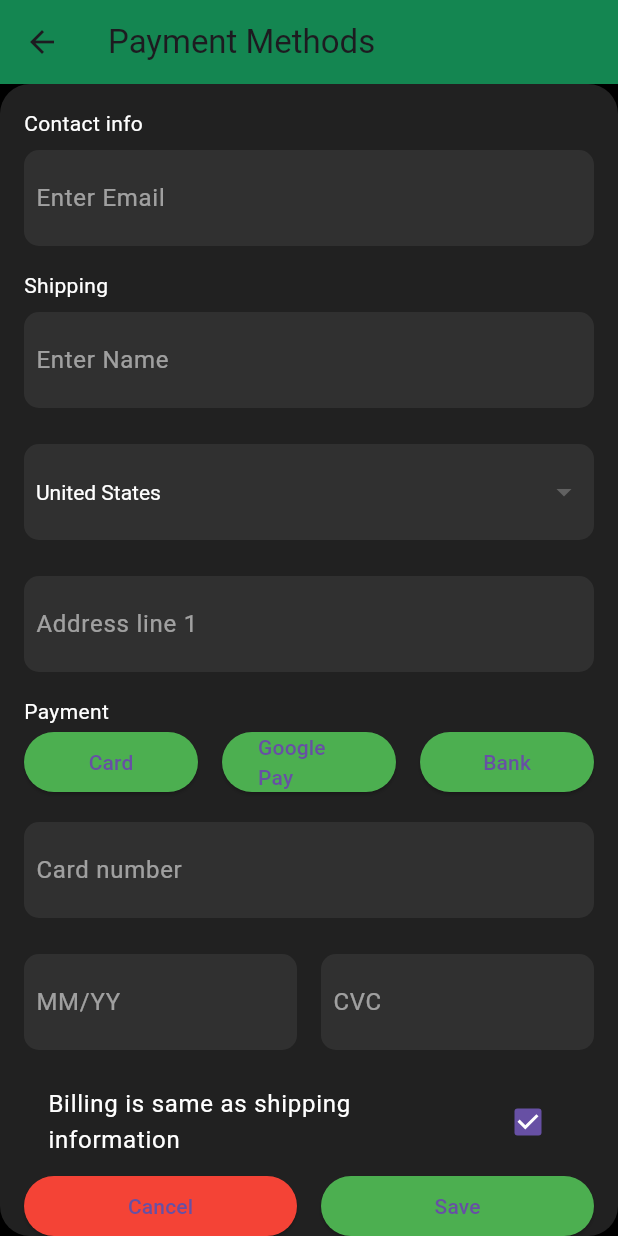
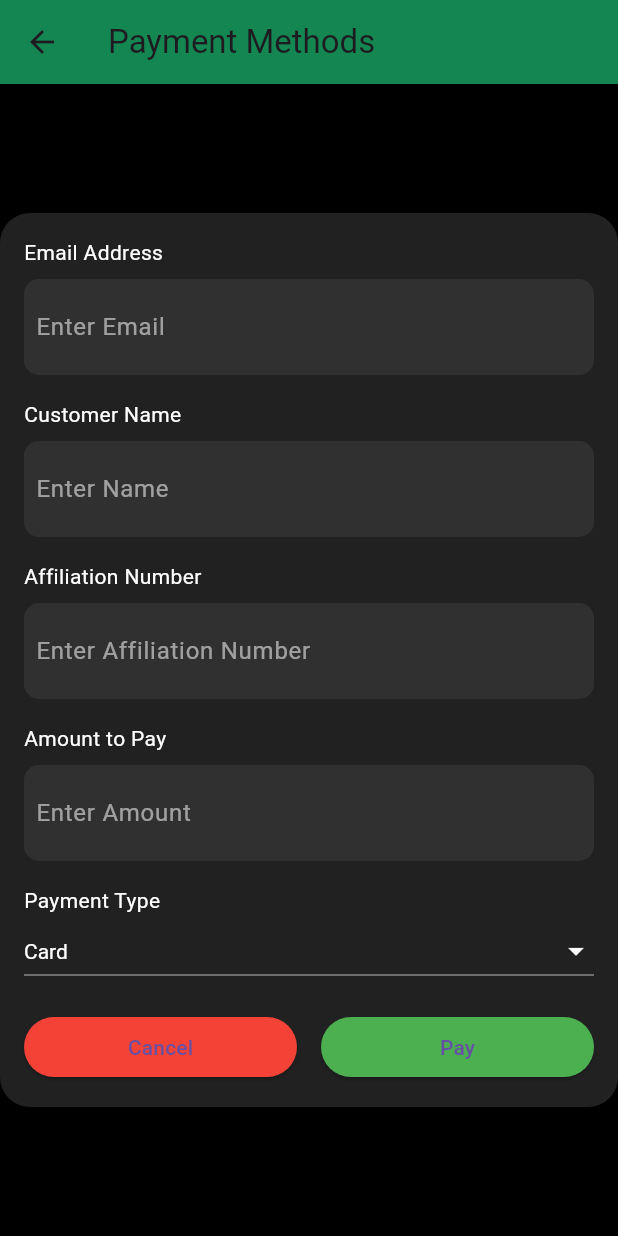
Before and after one commit to Mahlomola2002/BudgetLock, a Flutter app: the PaymentMethodsPage screen opened directly, on a phone screen of 412 x 824 dp. Run offline on Flutter 3.47's test engine with Material 3 defaults, Android fonts, the phone set to English and light mode, and no system bars; our stand-ins replace emoji_picker_flutter, firebase_auth, firebase_core, fl_chart, google_nav_bar; accounts and stored records are empty; network calls fail.

Commit message:
added the payment and changed the layout

```diff
--- a/lib/main.dart
+++ b/lib/main.dart
@@ -92,7 +92,7 @@ class _HomeWrapperState extends State<HomeWrapper> {
       bottomNavigationBar: Container(
         decoration: BoxDecoration(
           color: const Color.fromARGB(
-              255, 3, 44, 19), // Fully transparent background
+              255, 57, 58, 58), // Fully transparent background
           borderRadius: BorderRadius.circular(50.0),
           boxShadow: [
             BoxShadow(
@@ -106,7 +106,7 @@ class _HomeWrapperState extends State<HomeWrapper> {
           padding: const EdgeInsets.symmetric(horizontal: 25.0, vertical: 20.0),
           child: GNav(
             backgroundColor: const Color.fromARGB(
-                255, 3, 44, 19), // Set the GNav background to transparent
+                255, 57, 58, 58), // Set the GNav background to transparent
             rippleColor: Colors.white, // tab button ripple color when pressed
             hoverColor: Colors.white, // tab button hover color
             haptic: true, // haptic feedback
--- a/lib/screens/Payment.dart
+++ b/lib/screens/Payment.dart
@@ -8,12 +8,9 @@ class PaymentMethodsPage extends StatefulWidget {
 class _PaymentMethodsPageState extends State<PaymentMethodsPage> {
   String email = '';
   String name = '';
-  String country = 'United States';
-  String address = '210 Townsend st.';
-  String cardNumber = '1234 1234 1234 1234';
-  String expiryDate = '';
-  String cvc = '';
-  bool billingIsSameAsShipping = true;
+  String affiliationNumber = '';
+  String amountToPay = '';
+  String paymentType = 'Card'; // Default payment type
 
   @override
   Widget build(BuildContext context) {
@@ -22,12 +19,13 @@ class _PaymentMethodsPageState extends State<PaymentMethodsPage> {
         title: Text('Payment Methods'),
         backgroundColor: const Color.fromARGB(255, 20, 134, 81),
       ),
-      backgroundColor: Colors.black, // Set background color to black
+      backgroundColor: Colors.black,
       body: Center(
+        child: SingleChildScrollView(
           child: Container(
             padding: EdgeInsets.all(16.0),
             decoration: BoxDecoration(
-            color: Colors.grey[900], // Container background color for contrast
+              color: Colors.grey[900],
               borderRadius: BorderRadius.circular(20.0),
               boxShadow: [
                 BoxShadow(
@@ -41,9 +39,10 @@ class _PaymentMethodsPageState extends State<PaymentMethodsPage> {
             child: Column(
               crossAxisAlignment: CrossAxisAlignment.start,
               children: [
+                // Email Address
                 Text(
-                'Contact info',
-                style: TextStyle(color: Colors.white), // Text color white
+                  'Email Address',
+                  style: TextStyle(color: Colors.white),
                 ),
                 Container(
                   margin: EdgeInsets.only(top: 8.0, bottom: 16.0),
@@ -66,8 +65,10 @@ class _PaymentMethodsPageState extends State<PaymentMethodsPage> {
                     },
                   ),
                 ),
+
+                // Customer Name
                 Text(
-                'Shipping',
+                  'Customer Name',
                   style: TextStyle(color: Colors.white),
                 ),
                 Container(
@@ -91,32 +92,11 @@ class _PaymentMethodsPageState extends State<PaymentMethodsPage> {
                     },
                   ),
                 ),
-              Container(
-                margin: EdgeInsets.only(top: 8.0, bottom: 16.0),
-                padding: EdgeInsets.all(8.0),
-                decoration: BoxDecoration(
-                  color: Colors.grey[850],
-                  borderRadius: BorderRadius.circular(10.0),
-                ),
-                child: DropdownButtonFormField(
-                  value: country,
-                  dropdownColor: Colors.grey[850],
+
+                // Affiliation Number
+                Text(
+                  'Affiliation Number',
                   style: TextStyle(color: Colors.white),
-                  onChanged: (value) {
-                    setState(() {
-                      country = value as String;
-                    });
-                  },
-                  items: ['United States', 'Canada', 'United Kingdom']
-                      .map((e) => DropdownMenuItem(
-                            value: e,
-                            child: Text(e),
-                          ))
-                      .toList(),
-                  decoration: InputDecoration(
-                    border: InputBorder.none,
-                  ),
-                ),
                 ),
                 Container(
                   margin: EdgeInsets.only(top: 8.0, bottom: 16.0),
@@ -127,86 +107,25 @@ class _PaymentMethodsPageState extends State<PaymentMethodsPage> {
                   ),
                   child: TextField(
                     decoration: InputDecoration(
-                    hintText: 'Address line 1',
+                      hintText: 'Enter Affiliation Number',
                       hintStyle: TextStyle(color: Colors.white54),
                       border: InputBorder.none,
                     ),
                     style: TextStyle(color: Colors.white),
                     onChanged: (value) {
                       setState(() {
-                      address = value;
+                        affiliationNumber = value;
                       });
                     },
                   ),
                 ),
+
+                // Amount to Pay
                 Text(
-                'Payment',
+                  'Amount to Pay',
                   style: TextStyle(color: Colors.white),
                 ),
-              Row(
-                children: [
-                  Expanded(
-                    child: ElevatedButton(
-                      onPressed: () {
-                        // Handle card payment
-                      },
-                      child: Text('Card'),
-                      style: ElevatedButton.styleFrom(
-                        backgroundColor: Colors.green,
-                      ),
-                    ),
-                  ),
-                  SizedBox(width: 16.0),
-                  Expanded(
-                    child: ElevatedButton(
-                      onPressed: () {
-                        // Handle Google Pay payment
-                      },
-                      child: Text('Google Pay'),
-                      style: ElevatedButton.styleFrom(
-                        backgroundColor: Colors.green,
-                      ),
-                    ),
-                  ),
-                  SizedBox(width: 16.0),
-                  Expanded(
-                    child: ElevatedButton(
-                      onPressed: () {
-                        // Handle bank payment
-                      },
-                      child: Text('Bank'),
-                      style: ElevatedButton.styleFrom(
-                        backgroundColor: Colors.green,
-                      ),
-                    ),
-                  ),
-                ],
-              ),
                 Container(
-                margin: EdgeInsets.only(top: 16.0, bottom: 16.0),
-                padding: EdgeInsets.all(8.0),
-                decoration: BoxDecoration(
-                  color: Colors.grey[850],
-                  borderRadius: BorderRadius.circular(10.0),
-                ),
-                child: TextField(
-                  decoration: InputDecoration(
-                    hintText: 'Card number',
-                    hintStyle: TextStyle(color: Colors.white54),
-                    border: InputBorder.none,
-                  ),
-                  style: TextStyle(color: Colors.white),
-                  onChanged: (value) {
-                    setState(() {
-                      cardNumber = value;
-                    });
-                  },
-                ),
-              ),
-              Row(
-                children: [
-                  Expanded(
-                    child: Container(
                   margin: EdgeInsets.only(top: 8.0, bottom: 16.0),
                   padding: EdgeInsets.all(8.0),
                   decoration: BoxDecoration(
@@ -215,64 +134,55 @@ class _PaymentMethodsPageState extends State<PaymentMethodsPage> {
                   ),
                   child: TextField(
                     decoration: InputDecoration(
-                          hintText: 'MM/YY',
+                      hintText: 'Enter Amount',
                       hintStyle: TextStyle(color: Colors.white54),
                       border: InputBorder.none,
                     ),
                     style: TextStyle(color: Colors.white),
+                    keyboardType: TextInputType.number,
                     onChanged: (value) {
                       setState(() {
-                            expiryDate = value;
+                        amountToPay = value;
                       });
                     },
                   ),
                 ),
+
+                // Payment Type
+                Text(
+                  'Payment Type',
+                  style: TextStyle(color: Colors.white),
                 ),
-                  SizedBox(width: 16.0),
-                  Expanded(
-                    child: Container(
-                      margin: EdgeInsets.only(top: 8.0, bottom: 16.0),
-                      padding: EdgeInsets.all(8.0),
-                      decoration: BoxDecoration(
-                        color: Colors.grey[850],
-                        borderRadius: BorderRadius.circular(10.0),
-                      ),
-                      child: TextField(
-                        decoration: InputDecoration(
-                          hintText: 'CVC',
-                          hintStyle: TextStyle(color: Colors.white54),
-                          border: InputBorder.none,
-                        ),
+                DropdownButton<String>(
+                  value: paymentType,
+                  dropdownColor: Colors.grey[850],
+                  icon: Icon(Icons.arrow_drop_down, color: Colors.white),
+                  isExpanded: true,
                   style: TextStyle(color: Colors.white),
-                        onChanged: (value) {
+                  onChanged: (String? newValue) {
                     setState(() {
-                            cvc = value;
+                      paymentType = newValue!;
                     });
                   },
+                  items: <String>['Card', 'Google Pay', 'Bank']
+                      .map<DropdownMenuItem<String>>((String value) {
+                    return DropdownMenuItem<String>(
+                      value: value,
+                      child: Text(value),
+                    );
+                  }).toList(),
                 ),
-                    ),
-                  ),
-                ],
-              ),
-              CheckboxListTile(
-                title: Text(
-                  'Billing is same as shipping information',
-                  style: TextStyle(color: Colors.white),
-                ),
-                value: billingIsSameAsShipping,
-                onChanged: (value) {
-                  setState(() {
-                    billingIsSameAsShipping = value!;
-                  });
-                },
-              ),
-              Spacer(),
+
+                SizedBox(height: 16.0), // Add spacing before the buttons
+
+                // Buttons: Cancel and Pay
                 Row(
                   children: [
                     Expanded(
                       child: ElevatedButton(
                         onPressed: () {
-                        // Handle cancel button press
+                          Navigator.pop(
+                              context); // Navigate back to the home page
                         },
                         child: Text('Cancel'),
                         style: ElevatedButton.styleFrom(
@@ -284,9 +194,10 @@ class _PaymentMethodsPageState extends State<PaymentMethodsPage> {
                     Expanded(
                       child: ElevatedButton(
                         onPressed: () {
-                        // Handle save button press
+                          // Handle pay button press
+                          // You can add your payment processing logic here
                         },
-                      child: Text('Save'),
+                        child: Text('Pay'),
                         style: ElevatedButton.styleFrom(
                           backgroundColor: Colors.green,
                         ),
@@ -298,6 +209,7 @@ class _PaymentMethodsPageState extends State<PaymentMethodsPage> {
             ),
           ),
         ),
+      ),
     );
   }
 }
--- /dev/null
+++ b/lib/screens/budget_model.dart
@@ -0,0 +1,21 @@
+// budget_model.dart
+
+class Budget {
+  final String category;
+  final double amount;
+  final String emoji;
+
+  Budget({
+    required this.category,
+    required this.amount,
+    required this.emoji,
+  });
+
+  factory Budget.fromJson(Map<String, dynamic> json) {
+    return Budget(
+      category: json['category_name'],
+      amount: json['amount'],
+      emoji: json['emoji'],
+    );
+  }
+}
```
Also changed, not shown: lib/screens/Reports.dart (+2 -5 lines), lib/screens/create_Budget.dart (+5 -19 lines), lib/screens/home.dart (+209 -178 lines). Lines whose indentation alone changed are shown as unchanged.
